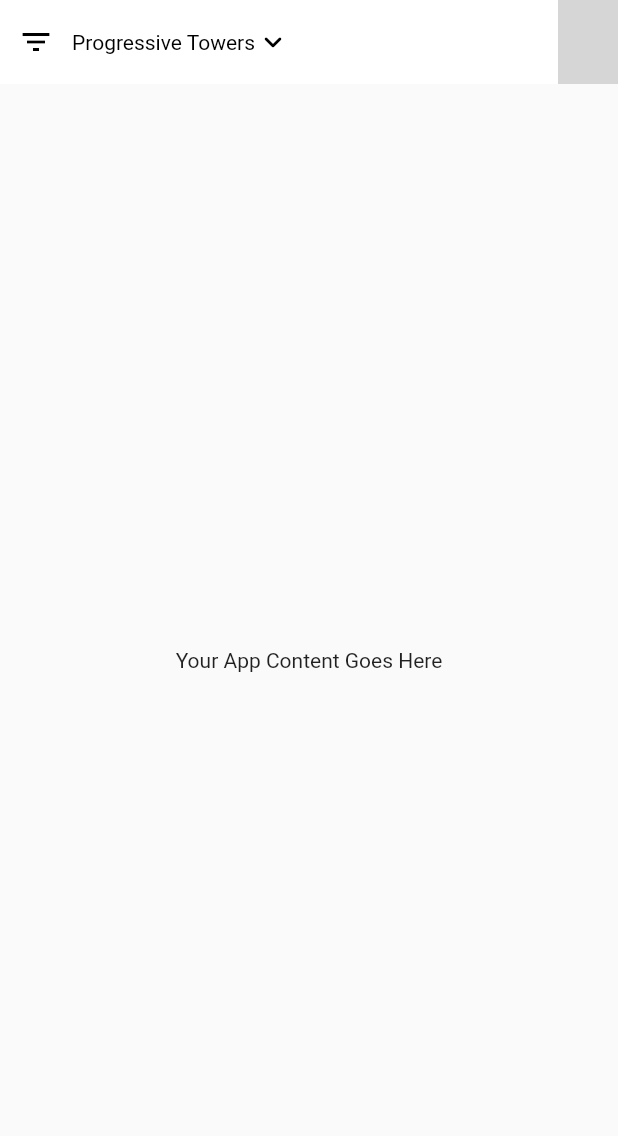
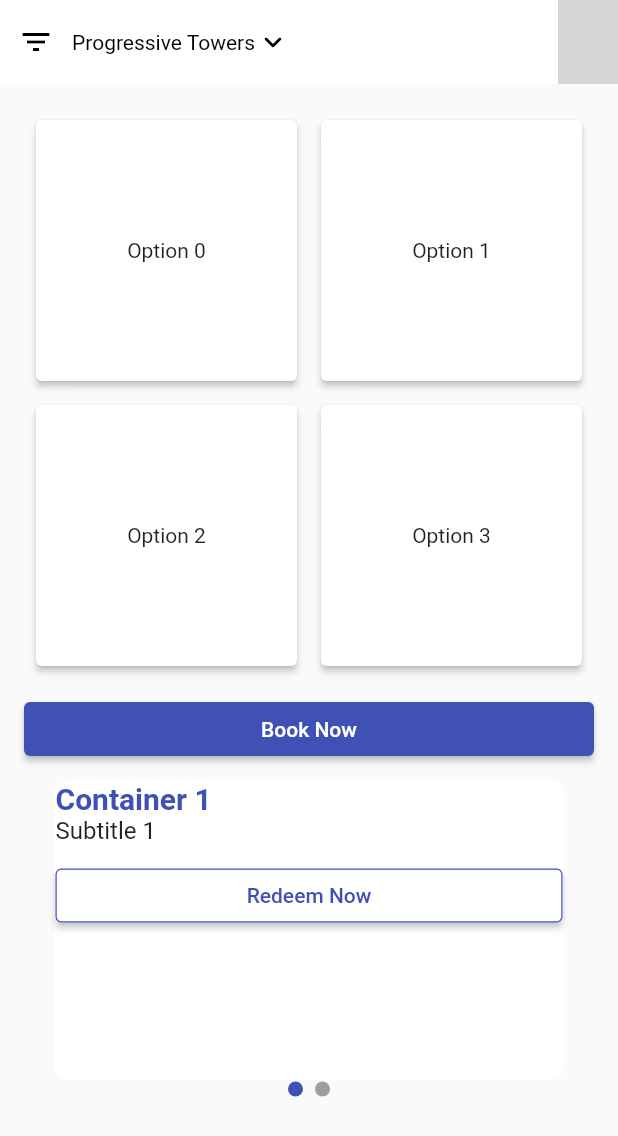
Before and after one commit to Baisalya/smartlocker, a Flutter app: the screen it shows after launch, on a phone screen of 412 x 824 dp. Shown: the top 1136 px of the screen. Run offline on Flutter 3.47's test engine with Material 2 defaults, Android fonts, the light colour scheme and no system bars; network calls fail; grey boxes are pictures that could not be loaded.

Commit message:
added a page

```diff
--- a/lib/main.dart
+++ b/lib/main.dart
@@ -1,4 +1,5 @@
 import 'package:flutter/material.dart';
+import 'package:smartlocker/screenone.dart';
 
 import 'CustomeAppBar.dart';
 
@@ -20,9 +21,10 @@ class CustomAppBarDemo extends StatelessWidget {
   Widget build(BuildContext context) {
     return Scaffold(
       appBar: CustomAppBar(), // Use the custom AppBar
-      body: Center(
+      body:MyWidget(),
+     /* Center(
         child: Text("Your App Content Goes Here"),
-      ),
+      ),*/
     );
   }
 }
--- /dev/null
+++ b/lib/screenone.dart
@@ -0,0 +1,186 @@
+import 'package:flutter/material.dart';
+
+class MyWidget extends StatefulWidget {
+  @override
+  _MyWidgetState createState() => _MyWidgetState();
+}
+
+class _MyWidgetState extends State<MyWidget> {
+  int selectedOption = -1;
+  PageController pageController = PageController(initialPage: 0);
+  int currentPage = 0;
+  void selectOption(int index) {
+    setState(() {
+      selectedOption = index;
+    });
+  }
+
+  @override
+  Widget build(BuildContext context) {
+    return SingleChildScrollView(
+      child: Container(
+        padding: EdgeInsets.all(16.0),
+        child: Column(
+          crossAxisAlignment: CrossAxisAlignment.center,
+          children: <Widget>[
+            _buildGridView(),
+            SizedBox(height: 10),
+            buildbooknowbutton(),
+            SizedBox(height: 10),
+            _buildHorizontalContainer(),
+          ],
+        ),
+      ),
+    );
+  }
+
+  Widget _buildGridView() {
+    return GridView.builder(
+      shrinkWrap: true,
+      gridDelegate: SliverGridDelegateWithFixedCrossAxisCount(
+        crossAxisCount: 2,
+      ),
+      itemCount: 4,
+      itemBuilder: (context, index) {
+        return GestureDetector(
+          onTap: () {
+            selectOption(index);
+          },
+          child: Card(
+            elevation: selectedOption == index ? 8.0 : 2.0,
+            margin: EdgeInsets.all(8.0),
+            color: selectedOption == index ? Colors.indigo : Colors.white,
+            child: Center(
+              child: Text('Option $index'),
+            ),
+          ),
+        );
+      },
+    );
+  }
+  Widget buildbooknowbutton() {
+    return Align(
+      alignment: Alignment.center,
+      child: SizedBox(
+        width: double.infinity, // Make the button stretch to full width
+        child: ElevatedButton(
+          onPressed: () {
+            // Handle button press logic here
+          },
+          style: ElevatedButton.styleFrom(
+            primary: Colors.indigo, // Set the button color to indigo
+            onPrimary: Colors.white, // Set the text color to white
+          ),
+          child: Text('Book Now'),
+        ),
+      ),
+    );
+  }
+
+  Widget _buildHorizontalContainer() {
+    // Define a list of data for the horizontal containers
+    List<ContainerData> containers = [
+      ContainerData(
+        title: "Container 1",
+        subtitle: "Subtitle 1",
+
+      ),
+      ContainerData(
+        title: "Container 2",
+        subtitle: "Subtitle 2",
+
+      ),
+      // Add more containers as needed
+    ];
+
+    return Column(
+      children: <Widget>[
+        Container(
+          height: 200, // Set the desired height for the horizontal container
+          child: PageView.builder(
+            controller: pageController,
+            itemCount: containers.length,
+            onPageChanged: (int page) {
+              setState(() {
+                currentPage = page;
+              });
+            },
+            itemBuilder: (context, index) {
+              return _buildContainerWidget(containers[index]);
+            },
+          ),
+        ),
+        SizedBox(height: 1),
+        _buildPageIndicator(containers.length),
+      ],
+    );
+  }
+  Widget _buildContainerWidget(ContainerData data) {
+    return Container(
+      margin: EdgeInsets.symmetric(horizontal: 20),
+      padding: EdgeInsets.all(1.0),
+      decoration: BoxDecoration(
+        borderRadius: BorderRadius.circular(10),
+        color: Colors.white, // Customize the container's background color
+      ),
+      child: Column(
+        crossAxisAlignment: CrossAxisAlignment.start,
+        children: <Widget>[
+          Text(data.title, style: TextStyle(fontSize: 20, fontWeight: FontWeight.bold,color: Colors.indigo)),
+          Text(data.subtitle, style: TextStyle(fontSize: 16)),
+          SizedBox(height: 10),
+          SizedBox(
+            width: double.infinity, // Make the button stretch to full width
+            child: ElevatedButton(
+              onPressed: () {
+                // Handle "Redeem Now" button click
+              },
+              style: ButtonStyle(
+                backgroundColor: MaterialStateProperty.all<Color>(Colors.white),
+                overlayColor: MaterialStateProperty.all<Color>(Colors.indigo), // Change overlay color (when pressed)
+                side: MaterialStateProperty.all<BorderSide>(
+                  BorderSide(color: Colors.indigo, width: 0.8), // Border color and width
+                ),
+              ),
+              child: Text(
+                "Redeem Now",
+                style: TextStyle(color: Colors.indigo),
+              ),
+            ),
+
+          ),
+        ],
+      ),
+    );
+  }
+  Widget _buildPageIndicator(int pageCount) {
+    List<Widget> indicators = List.generate(pageCount, (int index) {
+      return Container(
+        width: 10.0,
+        height: 10.0,
+        margin: EdgeInsets.symmetric(horizontal: 4.0),
+        decoration: BoxDecoration(
+          shape: BoxShape.circle,
+          color: currentPage == index ? Colors.indigo : Colors.grey, // Customize indicator colors
+        ),
+      );
+    });
+
+    return Row(
+      mainAxisAlignment: MainAxisAlignment.center,
+      children: indicators,
+    );
+  }
+}
+
+class ContainerData {
+  final String title;
+  final String subtitle;
+
+
+  ContainerData({
+    required this.title,
+    required this.subtitle,
+
+  });
+}
```
